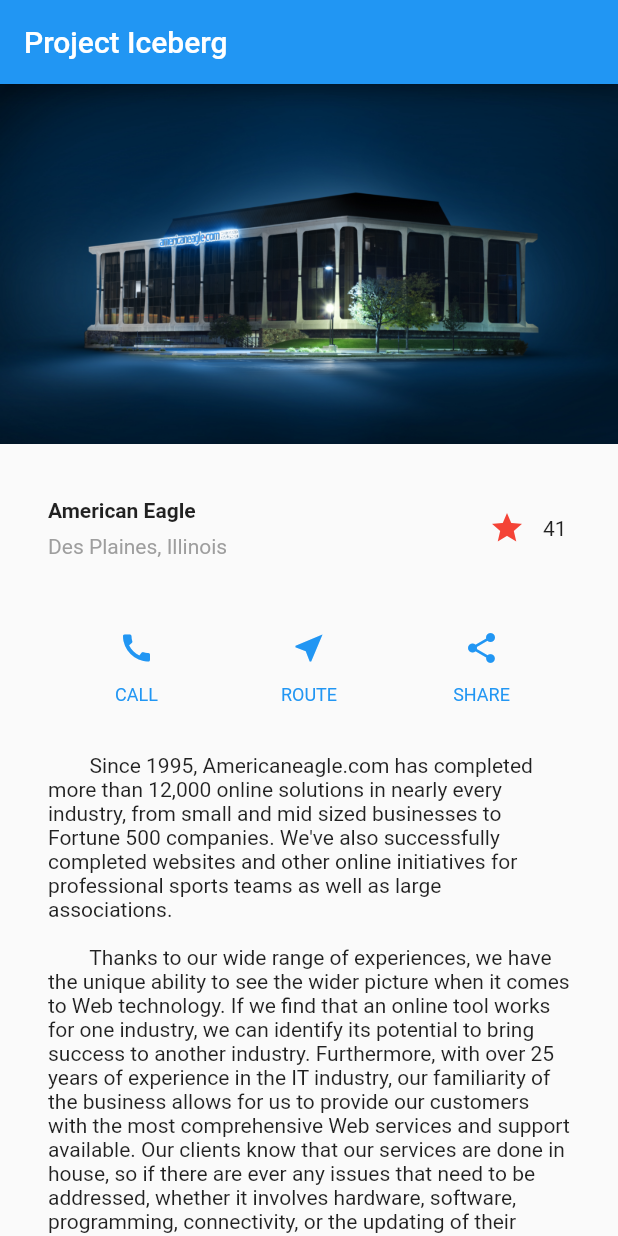
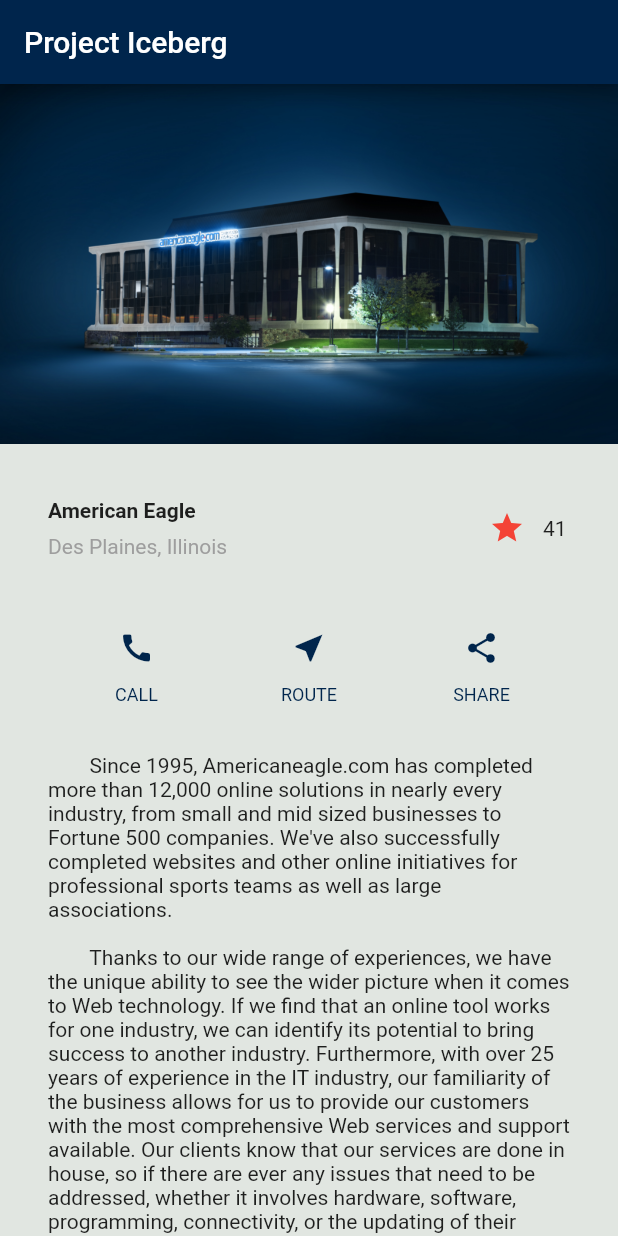
Before and after one commit to manl400/Flutter-Sandbox, a Flutter app: the screen it shows after launch, on a phone screen of 412 x 824 dp. Run offline on Flutter 3.47's test engine with Material 2 defaults, Android fonts, the phone set to English and light mode, and no system bars; our stand-ins replace share.

Commit message:
Changed colorscheme

```diff
--- a/flutter_sandbox/lib/main.dart
+++ b/flutter_sandbox/lib/main.dart
@@ -6,12 +6,17 @@ void main() {
   runApp(MyApp());
 }
 
+// Colors
+// Color.fromRGBO(0, 37, 76, 1.0) >= Blue
+// Color.fromRGBO(122, 132, 135, 1.0) = Silver
+// Color.fromRGBO(235, 0, 36, 1.0) = Red
+
 class RouteWidget extends StatefulWidget {
   @override
   _RouteWidgetState createState() => _RouteWidgetState();
 }
 class _RouteWidgetState extends State<RouteWidget> {
-  var _address = "geo://0,0?q=2700+S+River+Rd%2C+Des+Plaines%2C+IL";
+  var _address = "geo://0,0?q=2700+S+River+Rd%>2C+Des+Plaines%2C+IL";
 
   Widget build(BuildContext context) {
       return Column(
@@ -20,7 +25,7 @@ class _RouteWidgetState extends State<RouteWidget> {
         children: [
           IconButton(
               icon: Icon(Icons.near_me),
-              color: Colors.blue,
+              color: Color.fromRGBO(0, 37, 76, 1.0),
               onPressed: () => UrlLauncher.launch(_address)
             ),
           Container(
@@ -30,7 +35,7 @@ class _RouteWidgetState extends State<RouteWidget> {
               style: TextStyle(
                 fontSize: 12.0,
                 fontWeight: FontWeight.w400,
-                color: Colors.blue,
+                color: Color.fromRGBO(0, 37, 76, 1.0),
               ),
             ),
           ),
@@ -59,7 +64,7 @@ class _ShareWidgetState extends State<ShareWidget> {
         children: [
           IconButton(
               icon: Icon(Icons.share),
-              color: Colors.blue,
+              color: Color.fromRGBO(0, 37, 76, 1.0),
               onPressed: () => Share.share(_shareMessage)
             ),
           Container(
@@ -69,7 +74,7 @@ class _ShareWidgetState extends State<ShareWidget> {
               style: TextStyle(
                 fontSize: 12.0,
                 fontWeight: FontWeight.w400,
-                color: Colors.blue,
+                color: Color.fromRGBO(0, 37, 76, 1.0),
               ),
             ),
           ),
@@ -93,7 +98,7 @@ class _CallWidgetState extends State<CallWidget> {
         children: [
           IconButton(
               icon: Icon(Icons.call),
-              color: Colors.blue,
+              color: Color.fromRGBO(0, 37, 76, 1.0),
               onPressed: () => UrlLauncher.launch(_telephoneNumber)
             ),
           Container(
@@ -103,7 +108,7 @@ class _CallWidgetState extends State<CallWidget> {
               style: TextStyle(
                 fontSize: 12.0,
                 fontWeight: FontWeight.w400,
-                color: Colors.blue,
+                color: Color.fromRGBO(0, 37, 76, 1.0),
               ),
             ),
           ),
@@ -223,6 +228,7 @@ class MyApp extends StatelessWidget {
       home: Scaffold(
         appBar: AppBar(
           title: Text('Project Iceberg'),
+          backgroundColor: Color.fromRGBO(0, 37, 76, 1.0),
         ),
         body: ListView(
           children: [
@@ -236,6 +242,7 @@ class MyApp extends StatelessWidget {
             textSection,
           ],
         ),
+        backgroundColor: Color.fromRGBO(225, 230, 225, 1.0),
       ),
     );
   }
```
